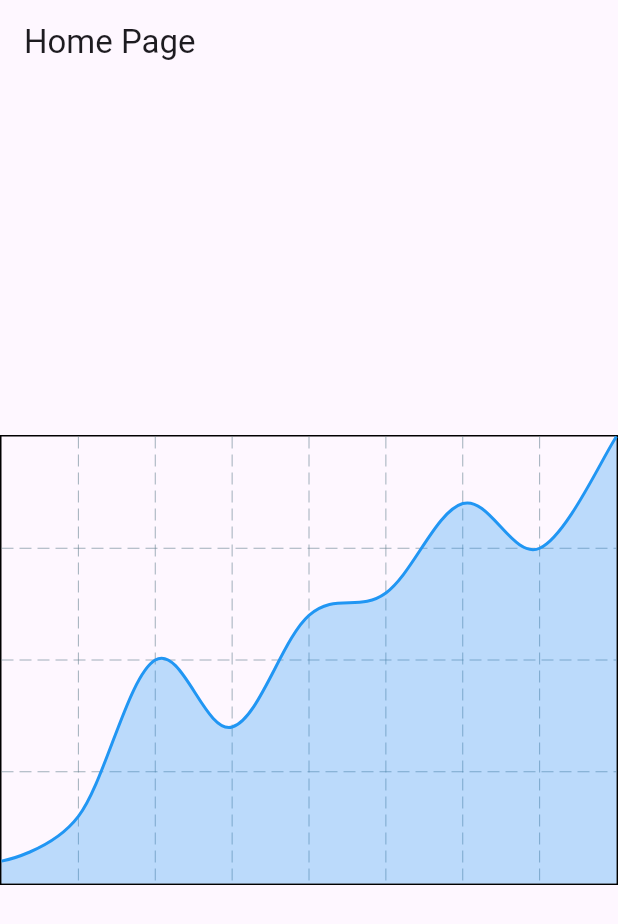
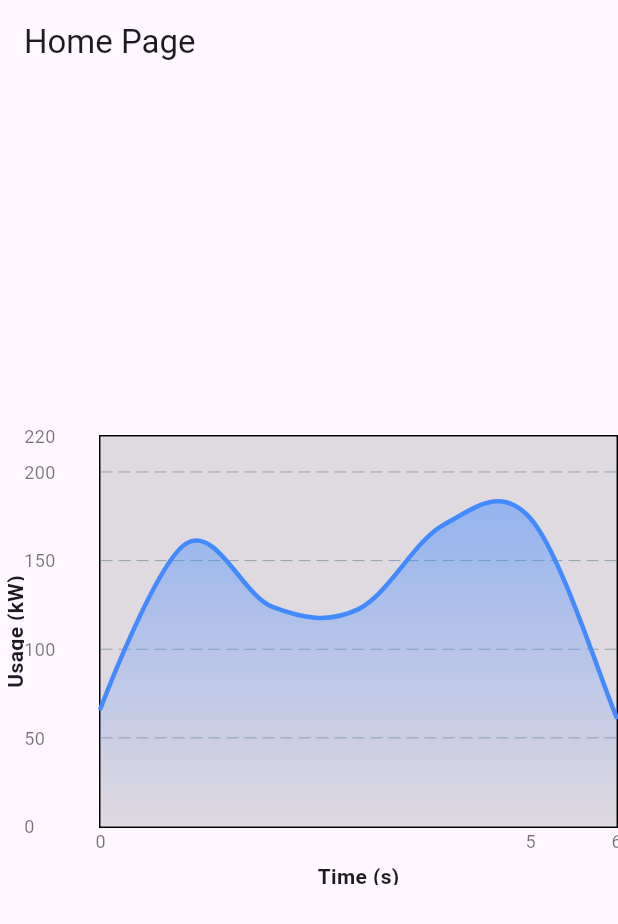
Before and after one commit to srgtuszy/electricity-assistant, a Flutter app: the screen it shows after launch, on a phone screen of 412 x 824 dp. Shown: the top 924 px of the screen. Run offline on Flutter 3.47's test engine with Material 3 defaults, Android fonts, the phone set to English and light mode, and no system bars; drawn by our look-alikes of fl_chart; our stand-ins replace firebase_core; accounts and stored records are empty.

Commit message:
Refactored main chart into a separate file

```diff
--- /dev/null
+++ b/lib/electricity_chart.dart
@@ -0,0 +1,133 @@
+import 'dart:async';
+import 'dart:math';
+
+import 'package:fl_chart/fl_chart.dart';
+import 'package:flutter/material.dart';
+
+/// [ElectricityChart] displays real-time electricity usage measurements.
+class ElectricityChart extends StatefulWidget {
+  const ElectricityChart({super.key});
+
+  @override
+  _ElectricityChartState createState() => _ElectricityChartState();
+}
+
+class _ElectricityChartState extends State<ElectricityChart> {
+  final List<FlSpot> _spots = [];
+  StreamSubscription<double>? _subscription;
+  final int _maxSpots = 20;
+
+  @override
+  void initState() {
+    super.initState();
+    // Start the stream of random measurements.
+    _subscription = _randomMeasurementStream().listen((measurement) {
+      setState(() {
+        // Update the spots list with the new measurement.
+        final x = _spots.isNotEmpty ? _spots.last.x + 1 : 0;
+        _spots.add(FlSpot(x.toDouble(), measurement));
+
+        // Keep only the last [_maxSpots] measurements.
+        if (_spots.length > _maxSpots) {
+          _spots.removeAt(0);
+        }
+      });
+    });
+  }
+
+  @override
+  void dispose() {
+    _subscription?.cancel();
+    super.dispose();
+  }
+
+  /// Simulates a stream of random electricity usage measurements.
+  Stream<double> _randomMeasurementStream() async* {
+    final random = Random();
+    while (true) {
+      await Future.delayed(const Duration(seconds: 1));
+      // Simulate measurements between 50 and 200 kilowatts.
+      yield 50 + random.nextDouble() * 150;
+    }
+  }
+
+  @override
+  Widget build(BuildContext context) {
+    return LineChart(
+      LineChartData(
+        backgroundColor: Colors.black12,
+        lineTouchData: LineTouchData(
+          touchTooltipData: LineTouchTooltipData(
+            getTooltipItems: (touchedSpots) {
+              return touchedSpots.map((spot) {
+                return LineTooltipItem(
+                  'Time: ${spot.x.toInt()}s\nUsage: ${spot.y.toStringAsFixed(2)} kW',
+                  const TextStyle(color: Colors.white),
+                );
+              }).toList();
+            },
+          ),
+        ),
+        gridData: FlGridData(show: true, drawVerticalLine: false),
+        lineBarsData: [
+          LineChartBarData(
+            spots: _spots,
+            isCurved: true,
+            color: Colors.blueAccent,
+            barWidth: 3,
+            isStrokeCapRound: true,
+            dotData: const FlDotData(show: false),
+            belowBarData: BarAreaData(
+              show: true,
+              gradient: LinearGradient(
+                colors: [
+                  Colors.blueAccent.withOpacity(0.5),
+                  Colors.blueAccent.withOpacity(0.0),
+                ],
+                begin: Alignment.topCenter,
+                end: Alignment.bottomCenter,
+              ),
+            ),
+          ),
+        ],
+        minY: 0,
+        maxY: 220,
+        titlesData: FlTitlesData(
+          leftTitles: AxisTitles(
+            axisNameWidget: const Text('Usage (kW)',
+                style: TextStyle(fontWeight: FontWeight.bold)),
+            sideTitles: SideTitles(
+              showTitles: true,
+              interval: 50,
+              reservedSize: 50,
+              getTitlesWidget: (value, meta) {
+                return Text('${value.toInt()}',
+                    style:
+                        const TextStyle(color: Colors.black54, fontSize: 12));
+              },
+            ),
+          ),
+          bottomTitles: AxisTitles(
+            axisNameWidget: const Text('Time (s)',
+                style: TextStyle(fontWeight: FontWeight.bold)),
+            sideTitles: SideTitles(
+              showTitles: true,
+              interval: 5,
+              getTitlesWidget: (value, meta) {
+                return Text('${value.toInt()}',
+                    style:
+                        const TextStyle(color: Colors.black54, fontSize: 12));
+              },
+            ),
+          ),
+          rightTitles: AxisTitles(
+            sideTitles: SideTitles(showTitles: false),
+          ),
+          topTitles: AxisTitles(
+            sideTitles: SideTitles(showTitles: false),
+          ),
+        ),
+      ),
+    );
+  }
+}
--- a/lib/main.dart
+++ b/lib/main.dart
@@ -1,3 +1,4 @@
+import 'package:electricity_assistant/electricity_chart.dart';
 import 'package:electricity_assistant/firebase_options.dart';
 import 'package:firebase_core/firebase_core.dart';
 import 'package:flutter/material.dart';
@@ -38,48 +39,7 @@ class HomePage extends StatelessWidget {
       body: Center(
         child: SizedBox(
           height: 300,
-          child: LineChart(
-            LineChartData(
-              lineBarsData: [
-                LineChartBarData(
-                  spots: [
-                    const FlSpot(0, 1),
-                    const FlSpot(1, 3),
-                    const FlSpot(2, 10),
-                    const FlSpot(3, 7),
-                    const FlSpot(4, 12),
-                    const FlSpot(5, 13),
-                    const FlSpot(6, 17),
-                    const FlSpot(7, 15),
-                    const FlSpot(8, 20)
-                  ],
-                  isCurved: true,
-                  color: Colors.blue,
-                  barWidth: 2,
-                  dotData: const FlDotData(show: false),
-                  belowBarData: BarAreaData(
-                    show: true,
-                    color: Colors.blue.withOpacity(0.3),
-                  ),
-                ),
-              ],
-              minY: 0,
-              titlesData: const FlTitlesData(
-                leftTitles: AxisTitles(
-                  sideTitles: SideTitles(showTitles: false),
-                ),
-                rightTitles: AxisTitles(
-                  sideTitles: SideTitles(showTitles: false),
-                ),
-                topTitles: AxisTitles(
-                  sideTitles: SideTitles(showTitles: false),
-                ),
-                bottomTitles: AxisTitles(
-                  sideTitles: SideTitles(showTitles: false),
-                ),
-              ),
-            ),
-          ),
+          child: ElectricityChart(),
         ),
       ),
     );
```
